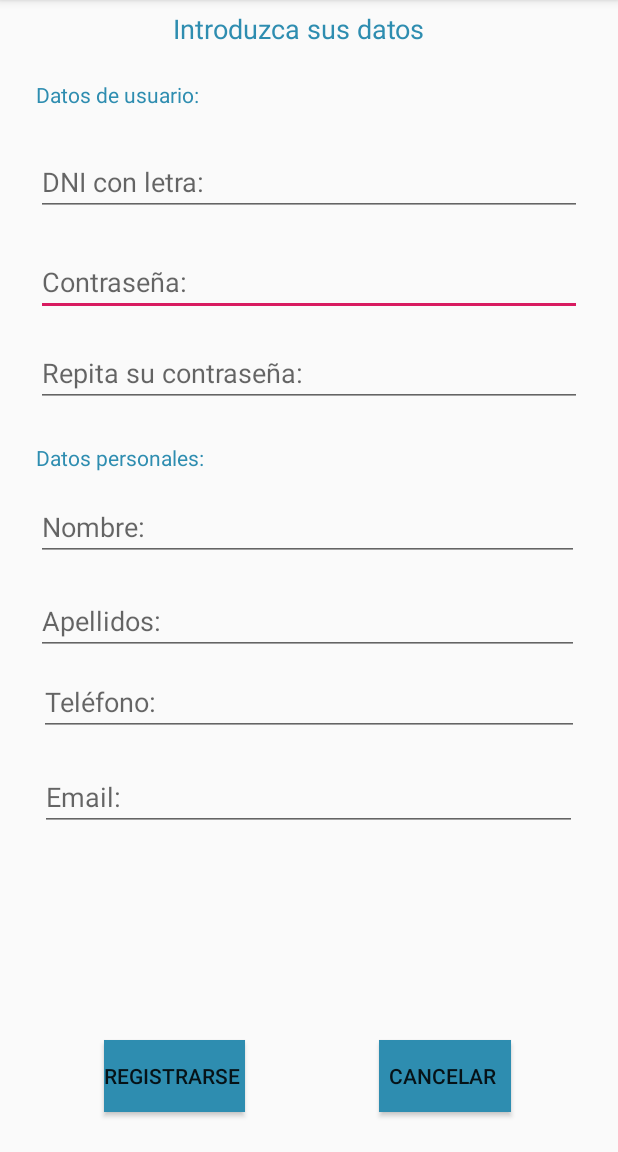
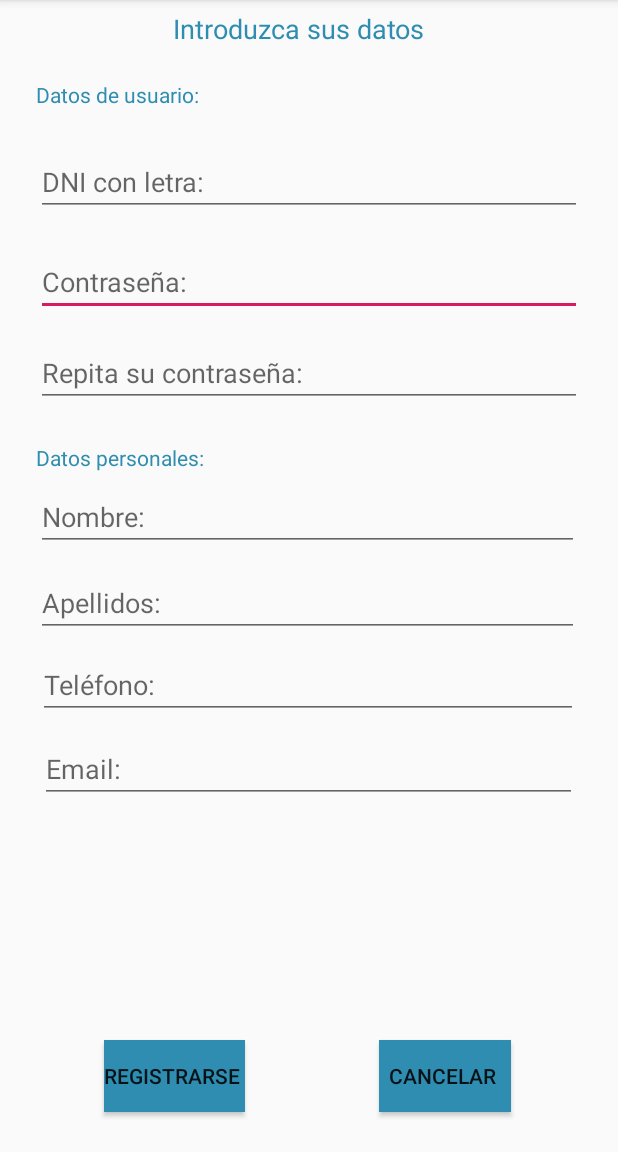
Before and after one commit to SalvaCM/AppMovil, an Android app: the Registro screen opened directly, with no data from a screen before it, on a phone screen of 412 x 824 dp, the part 84-1236 px from its top. Run offline under Robolectric (Android 15) with nearby library versions, the phone set to English and light mode, and no system bars.

Commit message:
se recogen los datos de la actividad registro y queda preparada para cuando este la conexion a bbdd solo faltaria comprobar que el usuario no exista, hacer la insert del usuario nuevo y encriptar la contrasena

```diff
--- a/app/src/main/java/com/example/alojamientoseuskadi/Registro.java
+++ b/app/src/main/java/com/example/alojamientoseuskadi/Registro.java
@@ -5,25 +5,66 @@ import androidx.appcompat.app.AppCompatActivity;
 import android.content.Intent;
 import android.os.Bundle;
 import android.view.View;
+import android.widget.EditText;
+import android.widget.TextView;
 import android.widget.Toast;
 
 public class Registro extends AppCompatActivity {
     Toast notificacion;
+    private TextView usuario, contrasena1, contrasena2, nombre, apellidos, telefono, email;
+
     @Override
     protected void onCreate(Bundle savedInstanceState) {
         super.onCreate(savedInstanceState);
         setContentView(R.layout.activity_registro);
 
+        usuario=(EditText)findViewById(R.id.dni);
+        contrasena1=(EditText)findViewById(R.id.contrasena1);
+        contrasena2=(EditText)findViewById(R.id.contrasena2);
+        nombre=(EditText)findViewById(R.id.nombre);
+        apellidos=(EditText)findViewById(R.id.apellidos);
+        telefono=(EditText)findViewById(R.id.telefono);
+        email=(EditText)findViewById(R.id.email);
     }
 
     public void btnRegistrarse(View view){
-        Intent i = new Intent(this,inicio.class);
-        startActivity(i);
 
-        //Mostrar mensaje:
-        //notificacion = Toast.makeText(this, R.string.msjUsuarioRegis, Toast.LENGTH_LONG);
-        //notificacion.show();
+        //se comprueba que se haya introducido datos en todos los campos
+        if (usuario.length()<1 || contrasena1.length()<1 || contrasena2.length()<1 || nombre.length()<1|| apellidos.length()<1 || telefono.length()<1 || email.length()<1  ){
+            notificacion = Toast.makeText(this, R.string.msjError, Toast.LENGTH_LONG);
+            notificacion.show();
+        }
+        //se comprueba que el usuario no esté ya registrado:
+        /*
+        else if (contrasena1.getText().toString() != contrasena2.getText().toString()){
+
+            notificacion = Toast.makeText(this, R.string.msjErrorUsu, Toast.LENGTH_LONG);
+            notificacion.show();
+        }
+        */
+        //se comprueba que las dos contraseñas introducidas sean iguales
+        else if (!contrasena1.getText().toString().equals(contrasena2.getText().toString())){
+            notificacion = Toast.makeText(this, R.string.msjErrorContr, Toast.LENGTH_LONG);
+            notificacion.show();
+        }
+        //Si las validaciones se cumplen, se inserta en la BBDD
+        else{
+            notificacion = Toast.makeText(this, "Pruebas: "+ usuario.getText().toString() + contrasena1.getText().toString() +contrasena2.getText().toString() +nombre.getText().toString() +apellidos.getText().toString() +telefono.getText().toString() +email.getText().toString() , Toast.LENGTH_LONG);
+            notificacion.show();
+            //insertar en BBDD
+
+            //Mostrar mensaje:
+            //notificacion = Toast.makeText(this, R.string.msjUsuarioRegis, Toast.LENGTH_LONG);
+            //notificacion.show();
+            Intent i = new Intent(this,inicio.class);
+            startActivity(i);
+        }
+
+
+
+
     }
+
     public void btnCancelar(View view){
         Intent i = new Intent(this,Login.class);
         startActivity(i);
--- a/app/src/main/res/layout/activity_registro.xml
+++ b/app/src/main/res/layout/activity_registro.xml
@@ -111,28 +111,25 @@
         android:id="@+id/email"
         android:layout_width="358dp"
         android:layout_height="43dp"
-        android:layout_marginStart="24dp"
-        android:layout_marginTop="63dp"
-        android:layout_marginEnd="24dp"
 
-        android:layout_marginBottom="124dp"
+        android:layout_marginTop="56dp"
         android:hint="@string/email"
         android:inputType="textEmailAddress"
         android:selectAllOnFocus="true"
         app:layout_constraintBottom_toBottomOf="parent"
         app:layout_constraintEnd_toEndOf="parent"
-        app:layout_constraintHorizontal_bias="0.4"
+        app:layout_constraintHorizontal_bias="0.49"
         app:layout_constraintStart_toStartOf="parent"
         app:layout_constraintTop_toTopOf="@+id/telefono"
         app:layout_constraintVertical_bias="0.0" />
 
     <EditText
-        android:id="@+id/email2"
+        android:id="@+id/nombre"
         android:layout_width="362dp"
         android:layout_height="42dp"
         android:layout_marginStart="24dp"
-        android:layout_marginTop="17dp"
 
+        android:layout_marginTop="30dp"
         android:layout_marginEnd="24dp"
         android:hint="@string/nombre"
         android:inputType="textEmailAddress"
@@ -141,15 +138,15 @@
         app:layout_constraintEnd_toEndOf="parent"
         app:layout_constraintHorizontal_bias="0.0"
         app:layout_constraintStart_toStartOf="parent"
-        app:layout_constraintTop_toBottomOf="@+id/textView11"
+        app:layout_constraintTop_toTopOf="@+id/textView11"
         app:layout_constraintVertical_bias="0.0" />
 
     <EditText
-        android:id="@+id/email3"
+        android:id="@+id/apellidos"
         android:layout_width="362dp"
-        android:layout_height="45dp"
+        android:layout_height="40dp"
         android:layout_marginStart="24dp"
-        android:layout_marginTop="17dp"
+        android:layout_marginTop="59dp"
 
         android:layout_marginEnd="24dp"
         android:hint="@string/apellidos"
@@ -159,7 +156,7 @@
         app:layout_constraintEnd_toEndOf="parent"
         app:layout_constraintHorizontal_bias="0.0"
         app:layout_constraintStart_toStartOf="parent"
-        app:layout_constraintTop_toBottomOf="@+id/email2"
+        app:layout_constraintTop_toTopOf="@+id/nombre"
         app:layout_constraintVertical_bias="0.0" />
 
     <EditText
@@ -167,9 +164,9 @@
         android:layout_width="360dp"
         android:layout_height="43dp"
 
-        android:layout_marginTop="6dp"
+        android:layout_marginTop="51dp"
+
         android:layout_marginBottom="196dp"
-
         android:gravity="left"
         android:hint="@string/telf"
         android:imeOptions="actionDone"
@@ -178,9 +175,10 @@
         android:selectAllOnFocus="true"
         app:layout_constraintBottom_toBottomOf="parent"
         app:layout_constraintEnd_toEndOf="parent"
+        app:layout_constraintHorizontal_bias="0.49"
         app:layout_constraintStart_toStartOf="parent"
-        app:layout_constraintTop_toBottomOf="@+id/email3"
-        app:layout_constraintVertical_bias="0.057" />
+        app:layout_constraintTop_toTopOf="@+id/apellidos"
+        app:layout_constraintVertical_bias="0.0" />
 
     <Button
         android:id="@+id/btnRegistrarse"
--- a/app/src/main/res/values/strings.xml
+++ b/app/src/main/res/values/strings.xml
@@ -65,4 +65,8 @@
     <string name="cancelar">"Cancelar "</string>
     <string name="msjUsuarioRegis">"Usuario registrado "</string>
 
+    <string name="msjError">"Debe rellenar todos los campos para continuar "</string>
+    <string name="msjErrorUsu">"El usuario introducido ya existe. "</string>
+    <string name="msjErrorContr">"Las contraseñas deben ser iguales "</string>
+
 </resources>
```
